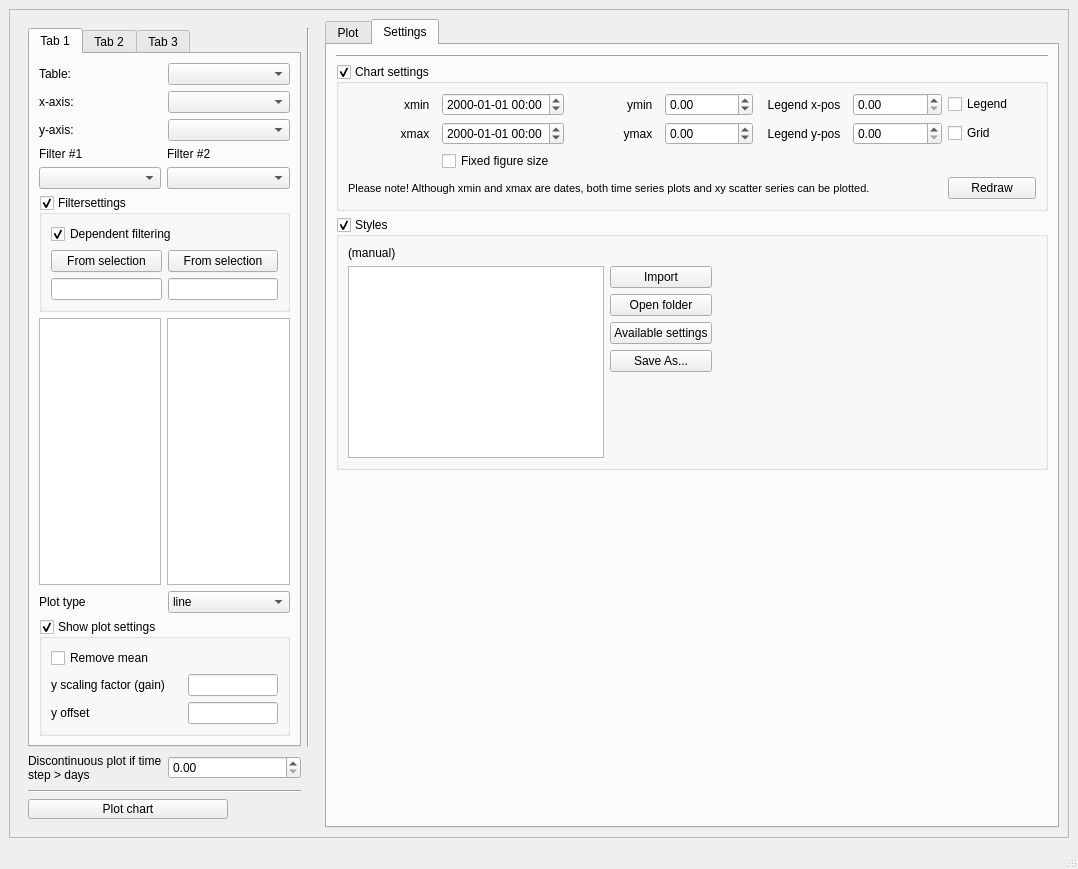
Above: ui/customplotdialog.ui from jkall/qgis-midvatten-plugin before the change. Below: the same form after it.
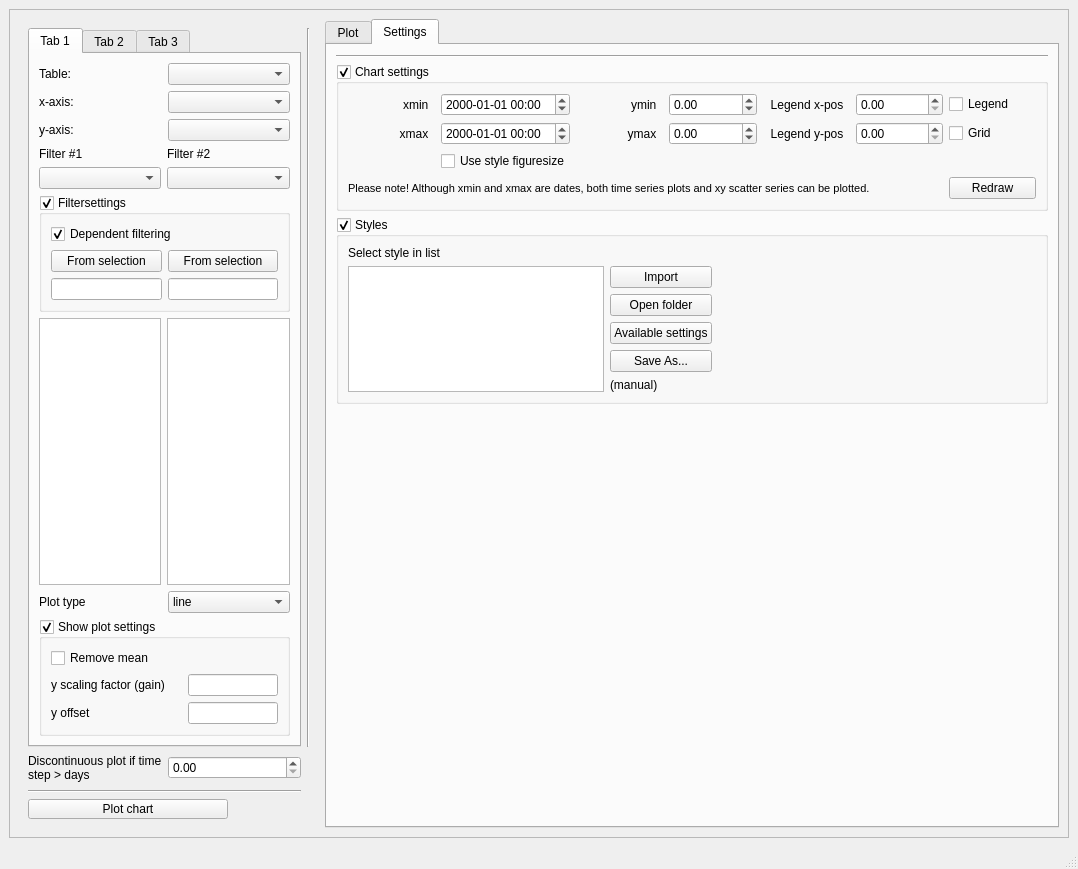
That is the form after the change. The open tabs and pages were chosen to show the change.

Commit message: Better error message when database connection fails.

```diff
--- a/ui/customplotdialog.ui
+++ b/ui/customplotdialog.ui
@@ -25,8 +25,8 @@
         <rect>
          <x>0</x>
          <y>0</y>
-         <width>1056</width>
-         <height>800</height>
+         <width>1045</width>
+         <height>821</height>
         </rect>
        </property>
        <layout class="QHBoxLayout" name="horizontalLayout_2">
@@ -2228,7 +2228,7 @@
                       <string>&lt;html&gt;&lt;head/&gt;&lt;body&gt;&lt;p&gt;Checked=Figure size is set to figure.figsize.&lt;/p&gt;&lt;/body&gt;&lt;/html&gt;</string>
                      </property>
                      <property name="text">
-                      <string>Fixed figure size</string>
+                      <string>Use style figuresize</string>
                      </property>
                     </widget>
                    </item>
@@ -2303,22 +2303,6 @@
                      </property>
                     </widget>
                    </item>
-                   <item row="0" column="0">
-                    <widget class="QLabel" name="template_plot_label">
-                     <property name="sizePolicy">
-                      <sizepolicy hsizetype="Preferred" vsizetype="Maximum">
-                       <horstretch>0</horstretch>
-                       <verstretch>0</verstretch>
-                      </sizepolicy>
-                     </property>
-                     <property name="text">
-                      <string>(manual)</string>
-                     </property>
-                     <property name="openExternalLinks">
-                      <bool>true</bool>
-                     </property>
-                    </widget>
-                   </item>
                    <item row="2" column="0" rowspan="5" colspan="2">
                     <widget class="QListWidget" name="template_list"/>
                    </item>
@@ -2339,6 +2323,29 @@
                      </property>
                     </widget>
                    </item>
+                   <item row="6" column="2">
+                    <widget class="QLabel" name="template_plot_label">
+                     <property name="sizePolicy">
+                      <sizepolicy hsizetype="Preferred" vsizetype="Maximum">
+                       <horstretch>0</horstretch>
+                       <verstretch>0</verstretch>
+                      </sizepolicy>
+                     </property>
+                     <property name="text">
+                      <string>(manual)</string>
+                     </property>
+                     <property name="openExternalLinks">
+                      <bool>true</bool>
+                     </property>
+                    </widget>
+                   </item>
+                   <item row="0" column="0">
+                    <widget class="QLabel" name="label_17">
+                     <property name="text">
+                      <string>Select style in list</string>
+                     </property>
+                    </widget>
+                   </item>
                   </layout>
                  </item>
                 </layout>
```
Left out of the diff: 14 changed lines with no effect on the pictures. The commit also changes 2 other files.
